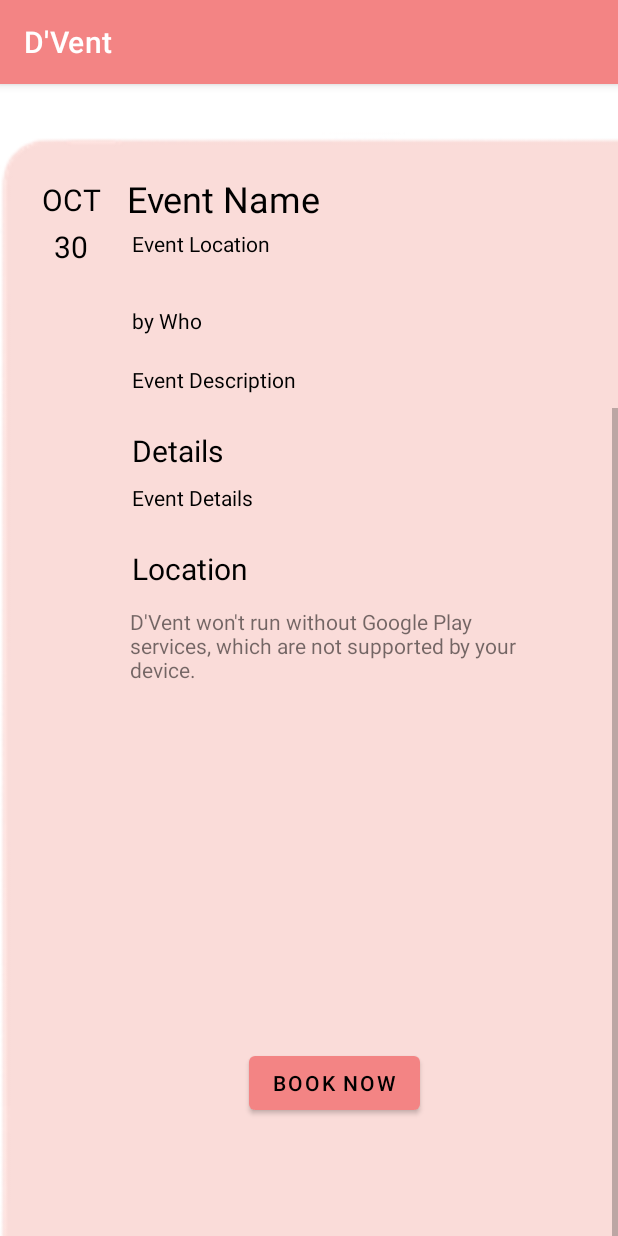
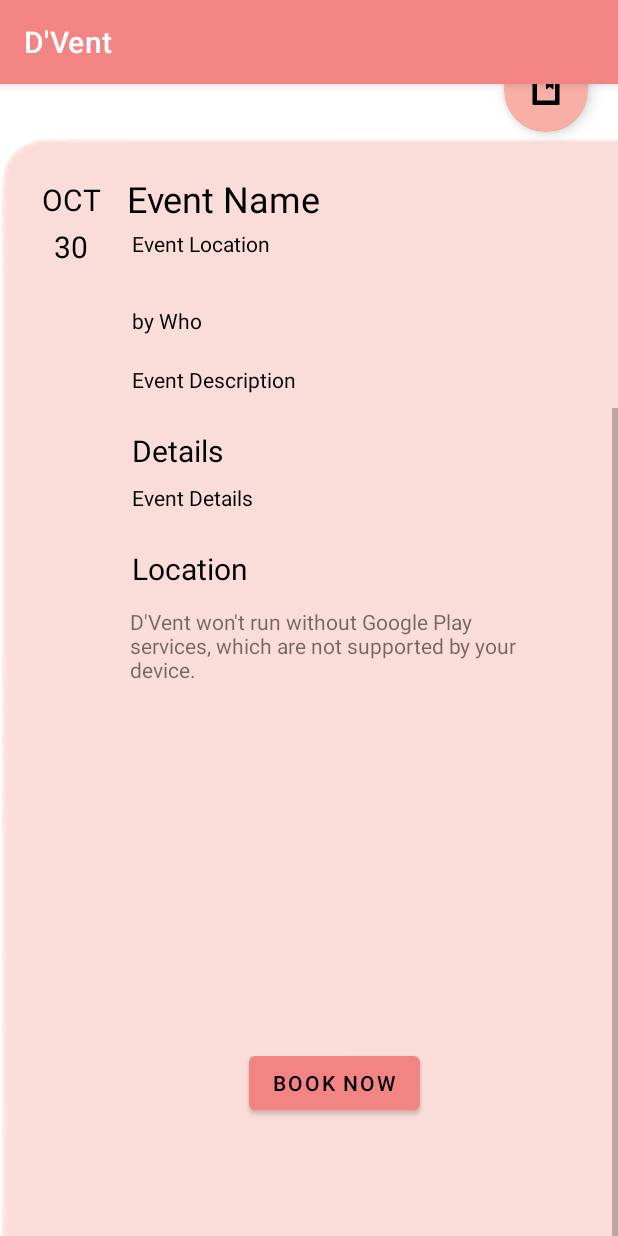
Before and after one commit to Ducktectives/D-Event, an Android app: the EventDetailsPage screen opened directly, with no data from a screen before it, scrolled down 300 dp, on a phone screen of 412 x 824 dp. Run offline under Robolectric (Android 15) with nearby library versions, the phone set to English and light mode, and no system bars; our stand-ins replace Firebase (no records; nobody signed in at launch, a user with empty details on screens opened directly); libraries missing offline, so code that uses them is left out: com.karumi.dexter; 5 statements that could not run were skipped.

Commit message:
added the following -payment page (horizontal and landscape format) -new easyupilibrary -buttons in the eventsDetailPage

```diff
--- a/app/build.gradle
+++ b/app/build.gradle
@@ -86,4 +86,7 @@ dependencies {
     //for google maps error
     implementation 'com.google.maps.android:android-maps-utils:2.3.0'
 
+    //for payment page
+    implementation 'com.shreyaspatil:EasyUpiPayment:2.0'
+
 }
--- a/app/src/main/res/layout-land/activity_event_details_page.xml
+++ b/app/src/main/res/layout-land/activity_event_details_page.xml
@@ -204,6 +204,20 @@
             app:layout_constraintStart_toStartOf="@+id/Detail"
             app:layout_constraintTop_toBottomOf="@+id/fragment" />
 
+        <com.google.android.material.floatingactionbutton.FloatingActionButton
+            android:id="@+id/BookmarkButton"
+            android:layout_width="wrap_content"
+            android:layout_height="wrap_content"
+            android:layout_marginTop="112dp"
+            android:layout_marginEnd="32dp"
+            android:backgroundTint="#F38484"
+            android:clickable="true"
+            app:layout_constraintEnd_toEndOf="@+id/Detail"
+            app:layout_constraintHorizontal_bias="1.0"
+            app:layout_constraintStart_toEndOf="@+id/EventName"
+            app:layout_constraintTop_toTopOf="@+id/Detail"
+            app:srcCompat="@android:drawable/ic_input_get" />
+
     </androidx.constraintlayout.widget.ConstraintLayout>
 
 </ScrollView>
--- a/app/src/main/res/layout/activity_event_details_page.xml
+++ b/app/src/main/res/layout/activity_event_details_page.xml
@@ -215,6 +215,18 @@
             app:layout_constraintStart_toStartOf="parent"
             app:layout_constraintTop_toBottomOf="@+id/LocationText" />
 
+        <com.google.android.material.floatingactionbutton.FloatingActionButton
+            android:id="@+id/BookmarkButton"
+            android:layout_width="wrap_content"
+            android:layout_height="wrap_content"
+            android:layout_marginTop="176dp"
+            android:layout_marginEnd="20dp"
+            android:clickable="true"
+            app:layout_constraintEnd_toEndOf="parent"
+            app:layout_constraintTop_toTopOf="@+id/Detail"
+            app:rippleColor="@color/white"
+            app:srcCompat="@android:drawable/ic_input_get" />
+
 
     </androidx.constraintlayout.widget.ConstraintLayout>
 
```
Also changed, not shown: app/src/main/AndroidManifest.xml (+9 -15 lines), app/src/main/java/sg/edu/np/mad/devent/EventDetailsPage.java (+29 -0 lines), app/src/main/res/layout/activity_booking_page.xml (deleted, +0 -40 lines), 1 other file.
